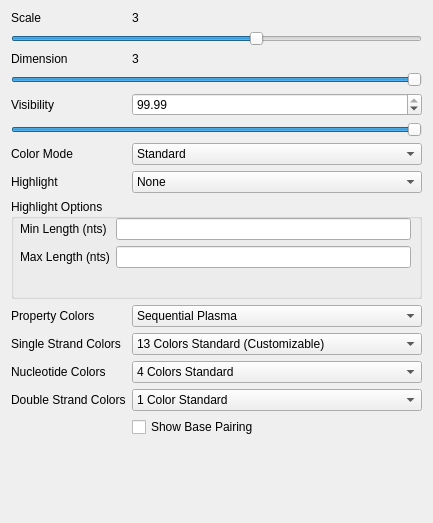
Old version of the form AdenitaCoreSE/form/SEAdenitaVisualModelProperties.ui in the repository edellano/Adenita-SAMSON-Edition.
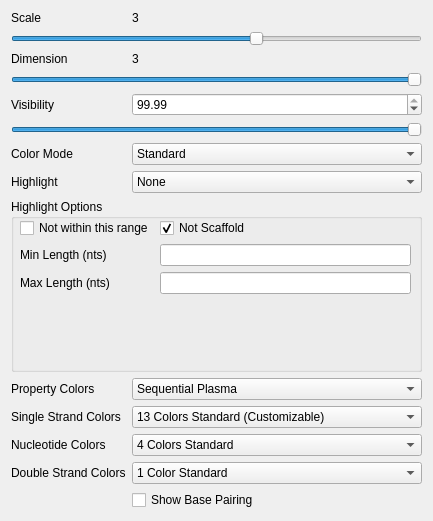
New version of the form.

What changed in the file:
```diff
--- a/AdenitaCoreSE/form/SEAdenitaVisualModelProperties.ui
+++ b/AdenitaCoreSE/form/SEAdenitaVisualModelProperties.ui
@@ -7,7 +7,7 @@
     <x>0</x>
     <y>0</y>
     <width>433</width>
-    <height>523</height>
+    <height>521</height>
    </rect>
   </property>
   <property name="minimumSize">
@@ -185,62 +185,14 @@
        </item>
       </widget>
      </item>
-     <item row="8" column="0" colspan="2">
-      <widget class="QGroupBox" name="gboHighlight">
-       <property name="enabled">
-        <bool>true</bool>
-       </property>
-       <property name="minimumSize">
-        <size>
-         <width>0</width>
-         <height>100</height>
-        </size>
-       </property>
-       <property name="title">
-        <string>Highlight Options</string>
-       </property>
-       <widget class="QWidget" name="formLayoutWidget">
-        <property name="geometry">
-         <rect>
-          <x>9</x>
-          <y>19</y>
-          <width>391</width>
-          <height>61</height>
-         </rect>
-        </property>
-        <layout class="QFormLayout" name="formLayout_2">
-         <item row="0" column="0">
-          <widget class="QLabel" name="label_10">
-           <property name="text">
-            <string>Min Length (nts)</string>
-           </property>
-          </widget>
-         </item>
-         <item row="1" column="0">
-          <widget class="QLabel" name="label_11">
-           <property name="text">
-            <string>Max Length (nts)</string>
-           </property>
-          </widget>
-         </item>
-         <item row="0" column="1">
-          <widget class="QLineEdit" name="lneMinLen"/>
-         </item>
-         <item row="1" column="1">
-          <widget class="QLineEdit" name="lneMax"/>
-         </item>
-        </layout>
-       </widget>
-      </widget>
-     </item>
-     <item row="9" column="0">
+     <item row="10" column="0">
       <widget class="QLabel" name="label_5">
        <property name="text">
         <string>Property Colors</string>
        </property>
       </widget>
      </item>
-     <item row="9" column="1">
+     <item row="10" column="1">
       <widget class="QComboBox" name="cbbPropertyColorSchemes">
        <item>
         <property name="text">
@@ -259,14 +211,14 @@
        </item>
       </widget>
      </item>
-     <item row="10" column="0">
+     <item row="11" column="0">
       <widget class="QLabel" name="label_6">
        <property name="text">
         <string>Single Strand Colors</string>
        </property>
       </widget>
      </item>
-     <item row="10" column="1">
+     <item row="11" column="1">
       <widget class="QComboBox" name="cbbSingleStrandColorScheme">
        <item>
         <property name="text">
@@ -290,14 +242,14 @@
        </item>
       </widget>
      </item>
-     <item row="11" column="0">
+     <item row="12" column="0">
       <widget class="QLabel" name="label_7">
        <property name="text">
         <string>Nucleotide Colors</string>
        </property>
       </widget>
      </item>
-     <item row="11" column="1">
+     <item row="12" column="1">
       <widget class="QComboBox" name="cbbNucleotideColorScheme">
        <item>
         <property name="text">
@@ -321,14 +273,14 @@
        </item>
       </widget>
      </item>
-     <item row="12" column="0">
+     <item row="13" column="0">
       <widget class="QLabel" name="label_8">
        <property name="text">
         <string>Double Strand Colors</string>
        </property>
       </widget>
      </item>
-     <item row="12" column="1">
+     <item row="13" column="1">
       <widget class="QComboBox" name="cbbDoulbeStrandColorScheme">
        <item>
         <property name="text">
@@ -357,13 +309,84 @@
        </item>
       </widget>
      </item>
-     <item row="13" column="1">
+     <item row="14" column="1">
       <widget class="QCheckBox" name="chbShowBasePairing">
        <property name="text">
         <string>Show Base Pairing</string>
        </property>
       </widget>
      </item>
+     <item row="8" column="0" colspan="2">
+      <widget class="QGroupBox" name="gboHighlight">
+       <property name="enabled">
+        <bool>true</bool>
+       </property>
+       <property name="sizePolicy">
+        <sizepolicy hsizetype="Expanding" vsizetype="Expanding">
+         <horstretch>0</horstretch>
+         <verstretch>0</verstretch>
+        </sizepolicy>
+       </property>
+       <property name="minimumSize">
+        <size>
+         <width>0</width>
+         <height>100</height>
+        </size>
+       </property>
+       <property name="title">
+        <string>Highlight Options</string>
+       </property>
+       <widget class="QWidget" name="formLayoutWidget">
+        <property name="geometry">
+         <rect>
+          <x>9</x>
+          <y>19</y>
+          <width>391</width>
+          <height>91</height>
+         </rect>
+        </property>
+        <layout class="QFormLayout" name="formLayout_2">
+         <item row="1" column="0">
+          <widget class="QLabel" name="label_10">
+           <property name="text">
+            <string>Min Length (nts)</string>
+           </property>
+          </widget>
+         </item>
+         <item row="2" column="0">
+          <widget class="QLabel" name="label_11">
+           <property name="text">
+            <string>Max Length (nts)</string>
+           </property>
+          </widget>
+         </item>
+         <item row="1" column="1">
+          <widget class="QLineEdit" name="lneMinLen"/>
+         </item>
+         <item row="2" column="1">
+          <widget class="QLineEdit" name="lneMax"/>
+         </item>
+         <item row="0" column="0">
+          <widget class="QCheckBox" name="chkNotWithinRange">
+           <property name="text">
+            <string>Not within this range</string>
+           </property>
+          </widget>
+         </item>
+         <item row="0" column="1">
+          <widget class="QCheckBox" name="chkNotScaffold">
+           <property name="text">
+            <string>Not Scaffold</string>
+           </property>
+           <property name="checked">
+            <bool>true</bool>
+           </property>
+          </widget>
+         </item>
+        </layout>
+       </widget>
+      </widget>
+     </item>
     </layout>
    </item>
   </layout>
```
Left out of the diff: 34 changed lines with no effect on the pictures.
